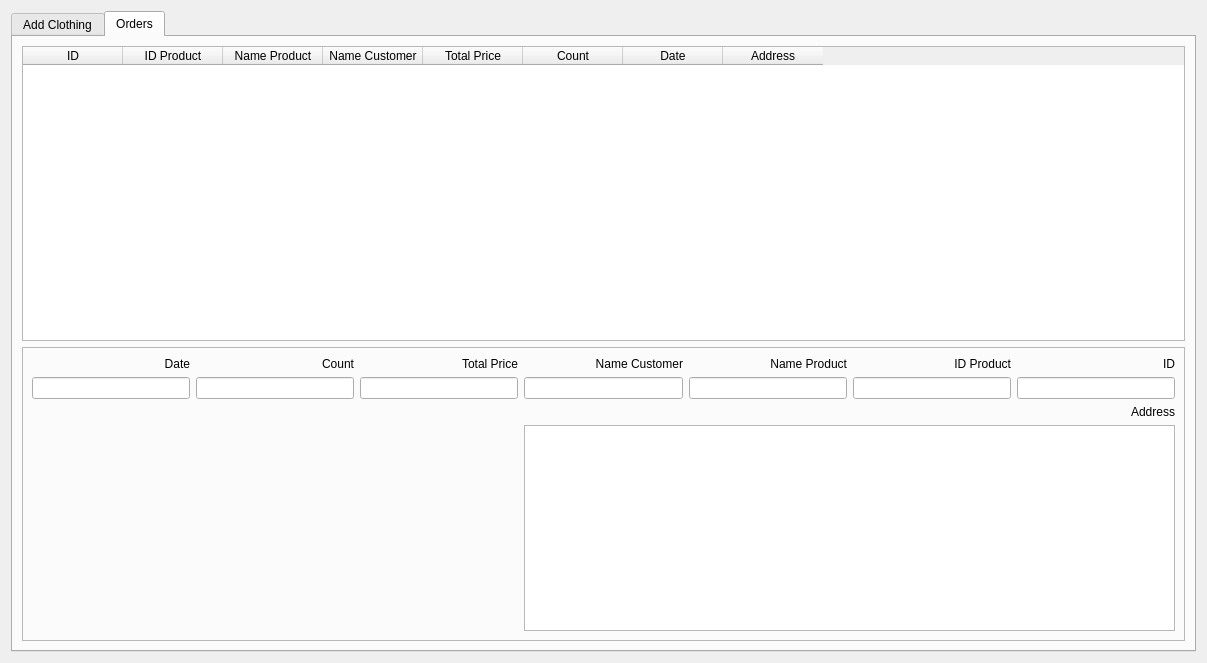
This is UI/untitled.ui in BahaaMo245205/clothing_API as Qt 5 draws it before an edit. The edited form follows.
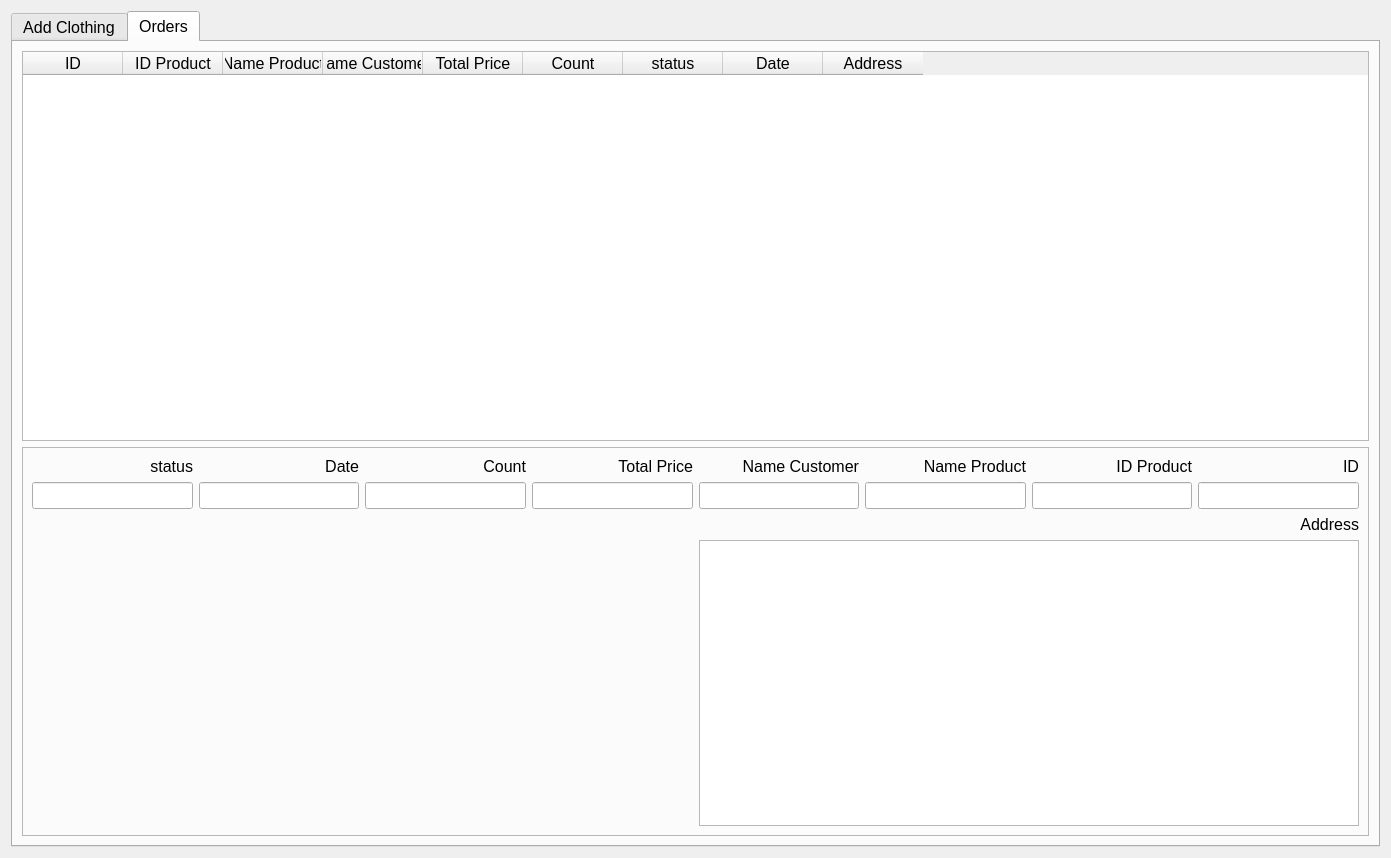
This is the edited form. Icons and pictures are not drawn.

Commit message: Refactor Clothing class and update UI layout for improved usability and fix somthing in desktop application

```diff
--- a/UI/untitled.ui
+++ b/UI/untitled.ui
@@ -6,8 +6,8 @@
    <rect>
     <x>0</x>
     <y>0</y>
-    <width>1207</width>
-    <height>663</height>
+    <width>1391</width>
+    <height>858</height>
    </rect>
   </property>
   <property name="windowTitle">
@@ -2213,6 +2213,11 @@
   <layout class="QVBoxLayout" name="verticalLayout">
    <item>
     <widget class="QTabWidget" name="tabWidget">
+     <property name="font">
+      <font>
+       <pointsize>12</pointsize>
+      </font>
+     </property>
      <property name="currentIndex">
       <number>1</number>
      </property>
@@ -2535,6 +2540,11 @@
       <layout class="QVBoxLayout" name="verticalLayout_5">
        <item>
         <widget class="QTableWidget" name="tableWidget_2">
+         <property name="font">
+          <font>
+           <pointsize>12</pointsize>
+          </font>
+         </property>
          <column>
           <property name="text">
            <string>ID</string>
@@ -2565,6 +2575,11 @@
            <string>Count</string>
           </property>
          </column>
+         <column>
+          <property name="text">
+           <string>status</string>
+          </property>
+         </column>
          <column>
           <property name="text">
            <string>Date</string>
@@ -2579,6 +2594,11 @@
        </item>
        <item>
         <widget class="QFrame" name="frame_5">
+         <property name="font">
+          <font>
+           <pointsize>12</pointsize>
+          </font>
+         </property>
          <property name="frameShape">
           <enum>QFrame::StyledPanel</enum>
          </property>
@@ -2586,11 +2606,22 @@
           <enum>QFrame::Raised</enum>
          </property>
          <layout class="QGridLayout" name="gridLayout_2">
-          <item row="1" column="3">
-           <widget class="QLineEdit" name="lineEdit_9"/>
+          <item row="1" column="6">
+           <widget class="QLineEdit" name="lineEdit_8">
+            <property name="font">
+             <font>
+              <pointsize>12</pointsize>
+             </font>
+            </property>
+           </widget>
           </item>
-          <item row="0" column="1">
+          <item row="0" column="3">
            <widget class="QLabel" name="label_12">
+            <property name="font">
+             <font>
+              <pointsize>12</pointsize>
+             </font>
+            </property>
             <property name="text">
              <string>Count</string>
             </property>
@@ -2599,44 +2630,37 @@
             </property>
            </widget>
           </item>
-          <item row="0" column="6">
-           <widget class="QLabel" name="label_7">
-            <property name="text">
-             <string>ID</string>
+          <item row="0" column="0">
+           <widget class="QLabel" name="label_15">
+            <property name="font">
+             <font>
+              <pointsize>12</pointsize>
+             </font>
             </property>
-            <property name="alignment">
-             <set>Qt::AlignRight|Qt::AlignTrailing|Qt::AlignVCenter</set>
-            </property>
-           </widget>
-          </item>
-          <item row="1" column="1">
-           <widget class="QLineEdit" name="lineEdit_11"/>
-          </item>
-          <item row="0" column="4">
-           <widget class="QLabel" name="label_9">
             <property name="text">
-             <string>Name Product</string>
+             <string>status</string>
             </property>
             <property name="alignment">
              <set>Qt::AlignRight|Qt::AlignTrailing|Qt::AlignVCenter</set>
             </property>
            </widget>
           </item>
-          <item row="3" column="6">
-           <widget class="QLabel" name="label_13">
-            <property name="text">
-             <string>Address</string>
+          <item row="1" column="3">
+           <widget class="QLineEdit" name="lineEdit_11">
+            <property name="font">
+             <font>
+              <pointsize>12</pointsize>
+             </font>
             </property>
-            <property name="alignment">
-             <set>Qt::AlignRight|Qt::AlignTrailing|Qt::AlignVCenter</set>
-            </property>
            </widget>
           </item>
-          <item row="1" column="4">
-           <widget class="QLineEdit" name="lineEdit_8"/>
-          </item>
-          <item row="0" column="3">
+          <item row="0" column="5">
            <widget class="QLabel" name="label_10">
+            <property name="font">
+             <font>
+              <pointsize>12</pointsize>
+             </font>
+            </property>
             <property name="text">
              <string>Name Customer</string>
             </property>
@@ -2645,17 +2669,22 @@
             </property>
            </widget>
           </item>
-          <item row="1" column="6">
-           <widget class="QLineEdit" name="lineEdit_6"/>
+          <item row="4" column="5" colspan="4">
+           <widget class="QTextEdit" name="textEdit">
+            <property name="font">
+             <font>
+              <pointsize>12</pointsize>
+             </font>
+            </property>
+           </widget>
           </item>
-          <item row="1" column="2">
-           <widget class="QLineEdit" name="lineEdit_10"/>
-          </item>
-          <item row="4" column="3" colspan="4">
-           <widget class="QTextEdit" name="textEdit"/>
-          </item>
-          <item row="0" column="2">
+          <item row="0" column="4">
            <widget class="QLabel" name="label_11">
+            <property name="font">
+             <font>
+              <pointsize>12</pointsize>
+             </font>
+            </property>
             <property name="text">
              <string>Total Price</string>
             </property>
@@ -2664,11 +2693,100 @@
             </property>
            </widget>
           </item>
-          <item row="1" column="5">
-           <widget class="QLineEdit" name="lineEdit_7"/>
+          <item row="1" column="7">
+           <widget class="QLineEdit" name="lineEdit_7">
+            <property name="font">
+             <font>
+              <pointsize>12</pointsize>
+             </font>
+            </property>
+           </widget>
           </item>
-          <item row="0" column="5">
+          <item row="1" column="4">
+           <widget class="QLineEdit" name="lineEdit_10">
+            <property name="font">
+             <font>
+              <pointsize>12</pointsize>
+             </font>
+            </property>
+           </widget>
+          </item>
+          <item row="0" column="8">
+           <widget class="QLabel" name="label_7">
+            <property name="font">
+             <font>
+              <pointsize>12</pointsize>
+             </font>
+            </property>
+            <property name="text">
+             <string>ID</string>
+            </property>
+            <property name="alignment">
+             <set>Qt::AlignRight|Qt::AlignTrailing|Qt::AlignVCenter</set>
+            </property>
+           </widget>
+          </item>
+          <item row="3" column="8">
+           <widget class="QLabel" name="label_13">
+            <property name="font">
+             <font>
+              <pointsize>12</pointsize>
+             </font>
+            </property>
+            <property name="text">
+             <string>Address</string>
+            </property>
+            <property name="alignment">
+             <set>Qt::AlignRight|Qt::AlignTrailing|Qt::AlignVCenter</set>
+            </property>
+           </widget>
+          </item>
+          <item row="1" column="1">
+           <widget class="QLineEdit" name="lineEdit_13">
+            <property name="font">
+             <font>
+              <pointsize>12</pointsize>
+             </font>
+            </property>
+           </widget>
+          </item>
+          <item row="0" column="6">
+           <widget class="QLabel" name="label_9">
+            <property name="font">
+             <font>
+              <pointsize>12</pointsize>
+             </font>
+            </property>
+            <property name="text">
+             <string>Name Product</string>
+            </property>
+            <property name="alignment">
+             <set>Qt::AlignRight|Qt::AlignTrailing|Qt::AlignVCenter</set>
+            </property>
+           </widget>
+          </item>
+          <item row="0" column="1">
+           <widget class="QLabel" name="label_14">
+            <property name="font">
+             <font>
+              <pointsize>12</pointsize>
+             </font>
+            </property>
+            <property name="text">
+             <string>Date</string>
+            </property>
+            <property name="alignment">
+             <set>Qt::AlignRight|Qt::AlignTrailing|Qt::AlignVCenter</set>
+            </property>
+           </widget>
+          </item>
+          <item row="0" column="7">
            <widget class="QLabel" name="label_8">
+            <property name="font">
+             <font>
+              <pointsize>12</pointsize>
+             </font>
+            </property>
             <property name="text">
              <string>ID Product</string>
             </property>
@@ -2678,15 +2796,29 @@
            </widget>
           </item>
           <item row="1" column="0">
-           <widget class="QLineEdit" name="lineEdit_12"/>
+           <widget class="QLineEdit" name="lineEdit_12">
+            <property name="font">
+             <font>
+              <pointsize>12</pointsize>
+             </font>
+            </property>
+           </widget>
           </item>
-          <item row="0" column="0">
-           <widget class="QLabel" name="label_14">
-            <property name="text">
-             <string>Date</string>
+          <item row="1" column="5">
+           <widget class="QLineEdit" name="lineEdit_9">
+            <property name="font">
+             <font>
+              <pointsize>12</pointsize>
+             </font>
             </property>
-            <property name="alignment">
-             <set>Qt::AlignRight|Qt::AlignTrailing|Qt::AlignVCenter</set>
+           </widget>
+          </item>
+          <item row="1" column="8">
+           <widget class="QLineEdit" name="lineEdit_6">
+            <property name="font">
+             <font>
+              <pointsize>12</pointsize>
+             </font>
             </property>
            </widget>
           </item>
```
Left out of the diff: 45 changed lines with no effect on the pictures. The commit also changes 2 other files.
